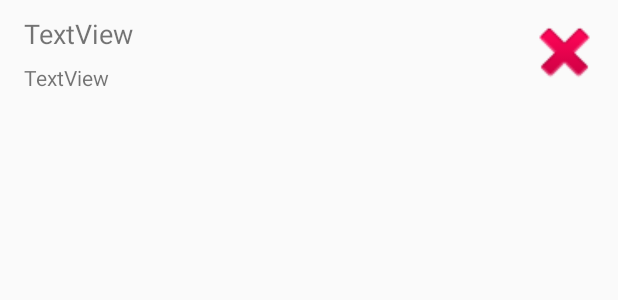
After one commit to oliveverte/Crash-it, an Android app: the layout custom_cell.xml on its own in the app's theme, with its tools: preview values and no code run, on a phone screen of 412 x 824 dp. The commit adds this screen. Shown: the top 300 px of the screen. Run offline under Robolectric (Android 15) with nearby library versions, the phone set to English and light mode, and no system bars.

Commit message:
Début d'implémentation de la sauvegarde

```diff
--- a/Android/app/build.gradle
+++ b/Android/app/build.gradle
@@ -4,7 +4,7 @@ android {
     compileSdkVersion 26
     defaultConfig {
         applicationId "com.olivierpicard.crachit"
-        minSdkVersion 21
+        minSdkVersion 19
         targetSdkVersion 26
         versionCode 1
         versionName "1.0"
--- a/Android/app/src/main/java/com/olivierpicard/crachit/Graphics/GSceneViewController.java
+++ b/Android/app/src/main/java/com/olivierpicard/crachit/Graphics/GSceneViewController.java
@@ -1,11 +1,16 @@
 package com.olivierpicard.crachit.Graphics;
 
 import android.content.Context;
+import android.content.Intent;
 import android.support.annotation.Nullable;
 import android.util.AttributeSet;
 import android.view.MotionEvent;
 import android.view.SurfaceHolder;
 import android.view.SurfaceView;
+
+import com.olivierpicard.crachit.Scores;
+
+import static android.support.v4.content.ContextCompat.startActivity;
 
 /**
  * Created by olivierpicard on 02/04/2018.
--- a/Android/app/src/main/java/com/olivierpicard/crachit/Graphics/GTools.java
+++ b/Android/app/src/main/java/com/olivierpicard/crachit/Graphics/GTools.java
@@ -1,5 +1,6 @@
 package com.olivierpicard.crachit.Graphics;
 
+import android.content.Context;
 import android.content.res.Resources;
 import android.graphics.Rect;
 import android.util.DisplayMetrics;
@@ -15,6 +16,7 @@ import java.util.List;
 public class GTools {
     public static DisplayMetrics screenMetrics = new DisplayMetrics();
     public static Resources resources;
+    public static IGActivitySwitchable activitySwitcher;
 
 
     public static GSize fromSceneToScreenSize(GSize screenSize, GSize sceneSize) {
--- /dev/null
+++ b/Android/app/src/main/res/layout/custom_cell.xml
@@ -0,0 +1,47 @@
+<?xml version="1.0" encoding="utf-8"?>
+<android.support.constraint.ConstraintLayout
+    xmlns:android="http://schemas.android.com/apk/res/android"
+    xmlns:app="http://schemas.android.com/apk/res-auto"
+    xmlns:tools="http://schemas.android.com/tools"
+    android:layout_width="match_parent"
+    android:layout_height="match_parent">
+
+    <TextView
+        android:id="@+id/line1"
+        android:layout_width="0dp"
+        android:layout_height="wrap_content"
+        android:layout_marginEnd="40dp"
+        android:layout_marginStart="16dp"
+        android:layout_marginTop="10dp"
+        android:text="TextView"
+        android:textSize="18sp"
+        app:layout_constraintEnd_toStartOf="@+id/deleteButton"
+        app:layout_constraintStart_toStartOf="parent"
+        app:layout_constraintTop_toTopOf="parent" />
+
+    <TextView
+        android:id="@+id/line2"
+        android:layout_width="0dp"
+        android:layout_height="wrap_content"
+        android:layout_marginEnd="40dp"
+        android:layout_marginStart="16dp"
+        android:layout_marginTop="7dp"
+        android:text="TextView"
+        app:layout_constraintEnd_toStartOf="@+id/deleteButton"
+        app:layout_constraintStart_toStartOf="parent"
+        app:layout_constraintTop_toBottomOf="@+id/line1" />
+
+    <ImageButton
+        android:id="@+id/deleteButton"
+        android:layout_width="55dp"
+        android:layout_height="53dp"
+        android:layout_marginEnd="8dp"
+        android:layout_marginTop="8dp"
+        android:background="@android:color/transparent"
+        android:elevation="0dp"
+        android:scaleType="fitCenter"
+        app:layout_constraintEnd_toEndOf="parent"
+        app:layout_constraintTop_toTopOf="parent"
+        app:srcCompat="@android:drawable/ic_delete" />
+
+</android.support.constraint.ConstraintLayout>
```
Also changed, not shown: Android/app/src/main/AndroidManifest.xml (+9 -2 lines), Android/app/src/main/java/com/olivierpicard/crachit/DBAdaptater.java (added, +119 -0 lines), Android/app/src/main/java/com/olivierpicard/crachit/Graphics/GActivity.java (+6 -1 lines), Android/app/src/main/java/com/olivierpicard/crachit/Graphics/IGActivitySwitchable.java (added, +10 -0 lines), Android/app/src/main/java/com/olivierpicard/crachit/MainActivity.java (+15 -0 lines), Android/app/src/main/java/com/olivierpicard/crachit/SaveData.java (added, +15 -0 lines), Android/app/src/main/java/com/olivierpicard/crachit/Scores.java (added, +17 -0 lines), Android/app/src/main/java/com/olivierpicard/crachit/WelcomeScreen.java (+6 -1 lines), Android/app/src/main/res/layout/activity_scores.xml (added, +17 -0 lines).
